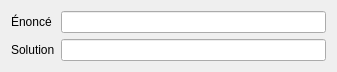
Qt form gui/line.ui (raylemon/astraea) before a commit.
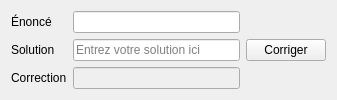
The same form after that commit.

Patch:
```diff
--- a/gui/line.ui
+++ b/gui/line.ui
@@ -7,7 +7,7 @@
     <x>0</x>
     <y>0</y>
     <width>337</width>
-    <height>64</height>
+    <height>90</height>
    </rect>
   </property>
   <property name="sizePolicy">
@@ -23,6 +23,13 @@
    <property name="sizeConstraint">
     <enum>QLayout::SetDefaultConstraint</enum>
    </property>
+   <item row="1" column="0">
+    <widget class="QLabel" name="label_2">
+     <property name="text">
+      <string>Solution</string>
+     </property>
+    </widget>
+   </item>
    <item row="0" column="0">
     <widget class="QLabel" name="label">
      <property name="text">
@@ -30,18 +37,45 @@
      </property>
     </widget>
    </item>
+   <item row="1" column="1">
+    <widget class="QLineEdit" name="le_solution">
+     <property name="placeholderText">
+      <string>Entrez votre solution ici</string>
+     </property>
+    </widget>
+   </item>
    <item row="0" column="1">
     <widget class="QLineEdit" name="le_statement"/>
    </item>
-   <item row="1" column="0">
-    <widget class="QLabel" name="label_2">
+   <item row="2" column="0">
+    <widget class="QLabel" name="label_3">
+     <property name="enabled">
+      <bool>true</bool>
+     </property>
      <property name="text">
-      <string>Solution</string>
+      <string>Correction</string>
      </property>
     </widget>
    </item>
-   <item row="1" column="1">
-    <widget class="QLineEdit" name="le_solution"/>
+   <item row="2" column="1">
+    <widget class="QLineEdit" name="le_correction">
+     <property name="enabled">
+      <bool>false</bool>
+     </property>
+     <property name="placeholderText">
+      <string/>
+     </property>
+     <property name="clearButtonEnabled">
+      <bool>false</bool>
+     </property>
+    </widget>
+   </item>
+   <item row="0" column="2" rowspan="3">
+    <widget class="QPushButton" name="btn_correct">
+     <property name="text">
+      <string>Corriger</string>
+     </property>
+    </widget>
    </item>
   </layout>
  </widget>
```
Left out of the diff: 21 changed lines with no effect on the pictures.
